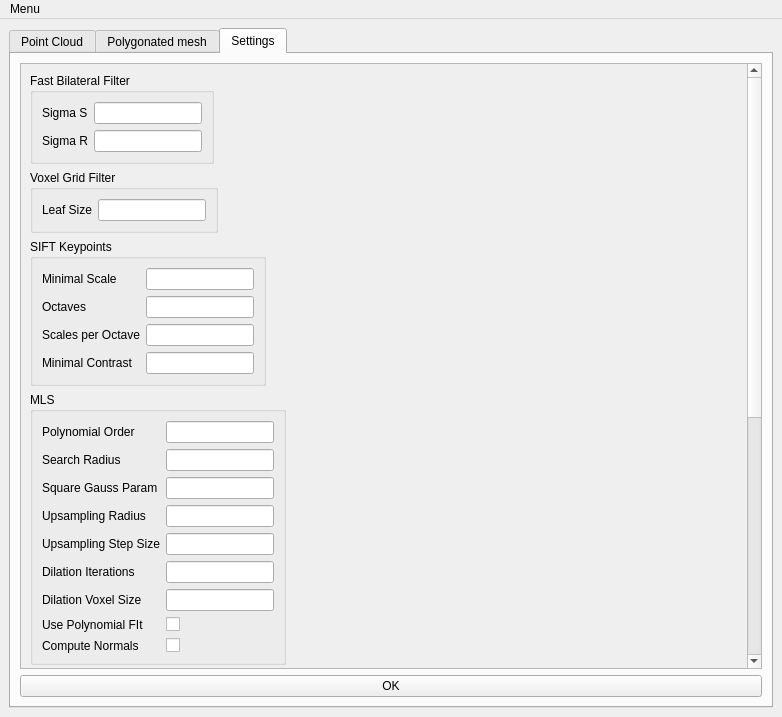
The window that src/application.ui (sknot-rh/RoomScanner) describes before a commit, drawn with Qt 5.
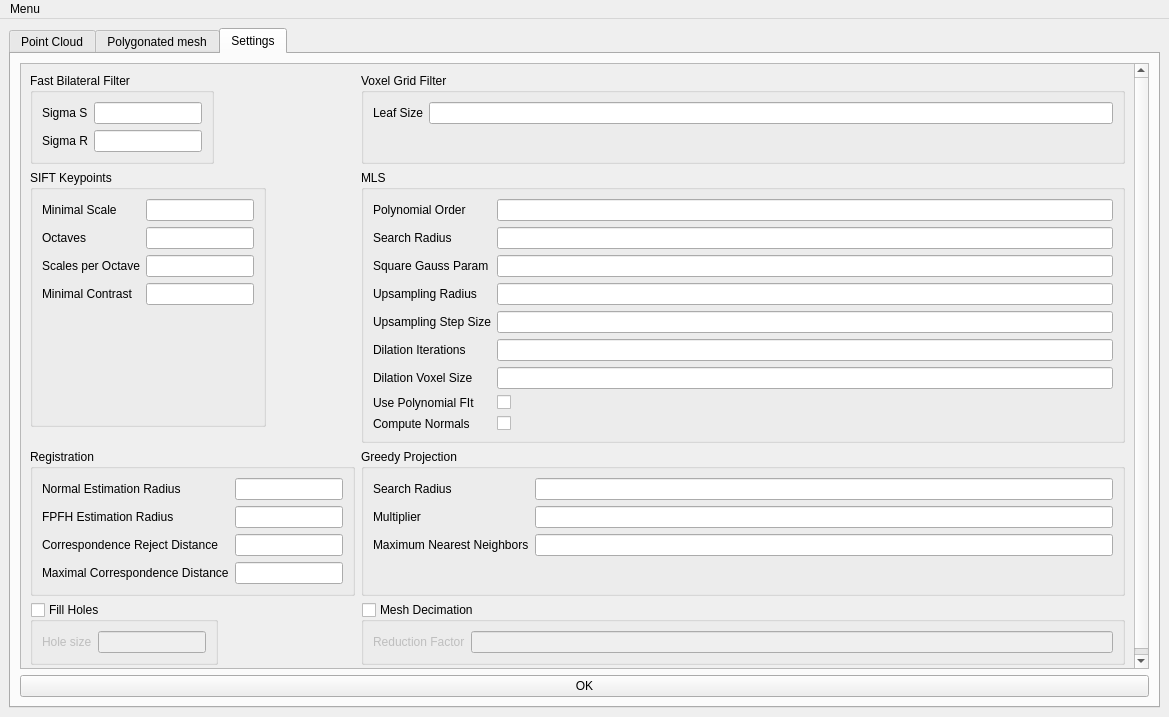
The same window after the commit. The open tabs and pages were chosen to show the change. Custom widgets are drawn as their Qt base class.

Patch:
```diff
--- a/src/application.ui
+++ b/src/application.ui
@@ -6,7 +6,7 @@
    <rect>
     <x>0</x>
     <y>0</y>
-    <width>782</width>
+    <width>1169</width>
     <height>717</height>
    </rect>
   </property>
@@ -197,9 +197,9 @@
            <property name="geometry">
             <rect>
              <x>0</x>
-             <y>-440</y>
+             <y>0</y>
              <width>726</width>
-             <height>1044</height>
+             <height>770</height>
             </rect>
            </property>
            <layout class="QFormLayout" name="formLayout">
@@ -227,7 +227,58 @@
                 </widget>
                </item>
                <item row="1" column="1">
-                <widget class="QLineEdit" name="lineEdit_FBSigmaR"/>
+                <widget class="QLineEdit" name="lineEdit_FBSigmaR">
+                 <property name="text">
+                  <string/>
+                 </property>
+                 <property name="alignment">
+                  <set>Qt::AlignRight|Qt::AlignTrailing|Qt::AlignVCenter</set>
+                 </property>
+                </widget>
+               </item>
+              </layout>
+             </widget>
+            </item>
+            <item row="9" column="0">
+             <widget class="QGroupBox" name="groupBox_6">
+              <property name="title">
+               <string>Fill Holes</string>
+              </property>
+              <property name="checkable">
+               <bool>true</bool>
+              </property>
+              <property name="checked">
+               <bool>false</bool>
+              </property>
+              <layout class="QFormLayout" name="formLayout_7">
+               <item row="0" column="0">
+                <widget class="QLabel" name="label_11">
+                 <property name="text">
+                  <string>Hole size</string>
+                 </property>
+                </widget>
+               </item>
+               <item row="0" column="1">
+                <widget class="QLineEdit" name="lineEdit_HOLsize"/>
+               </item>
+              </layout>
+             </widget>
+            </item>
+            <item row="0" column="1">
+             <widget class="QGroupBox" name="groupBox_3">
+              <property name="title">
+               <string>Voxel Grid Filter</string>
+              </property>
+              <layout class="QFormLayout" name="formLayout_3">
+               <item row="0" column="1">
+                <widget class="QLineEdit" name="lineEdit_VGleaf"/>
+               </item>
+               <item row="0" column="0">
+                <widget class="QLabel" name="label_5">
+                 <property name="text">
+                  <string>Leaf Size</string>
+                 </property>
+                </widget>
                </item>
               </layout>
              </widget>
@@ -281,7 +332,7 @@
               </layout>
              </widget>
             </item>
-            <item row="5" column="0">
+            <item row="2" column="1">
              <widget class="QGroupBox" name="groupBox">
               <property name="title">
                <string>MLS</string>
@@ -388,7 +439,7 @@
               </layout>
              </widget>
             </item>
-            <item row="7" column="0">
+            <item row="6" column="1">
              <widget class="QGroupBox" name="groupBox_4">
               <property name="title">
                <string>Greedy Projection</string>
@@ -427,30 +478,17 @@
               </layout>
              </widget>
             </item>
-            <item row="9" column="0">
-             <widget class="QGroupBox" name="groupBox_6">
-              <property name="title">
-               <string>Fill Holes</string>
-              </property>
-              <layout class="QFormLayout" name="formLayout_7">
-               <item row="0" column="0">
-                <widget class="QLabel" name="label_11">
-                 <property name="text">
-                  <string>Hole size</string>
-                 </property>
-                </widget>
-               </item>
-               <item row="0" column="1">
-                <widget class="QLineEdit" name="lineEdit_HOLsize"/>
-               </item>
-              </layout>
-             </widget>
-            </item>
-            <item row="10" column="0">
+            <item row="9" column="1">
              <widget class="QGroupBox" name="groupBox_7">
               <property name="title">
                <string>Mesh Decimation</string>
               </property>
+              <property name="checkable">
+               <bool>true</bool>
+              </property>
+              <property name="checked">
+               <bool>false</bool>
+              </property>
               <layout class="QFormLayout" name="formLayout_9">
                <item row="0" column="0">
                 <widget class="QLabel" name="label_25">
@@ -465,25 +503,6 @@
               </layout>
              </widget>
             </item>
-            <item row="1" column="0">
-             <widget class="QGroupBox" name="groupBox_3">
-              <property name="title">
-               <string>Voxel Grid Filter</string>
-              </property>
-              <layout class="QFormLayout" name="formLayout_3">
-               <item row="0" column="0">
-                <widget class="QLabel" name="label_5">
-                 <property name="text">
-                  <string>Leaf Size</string>
-                 </property>
-                </widget>
-               </item>
-               <item row="0" column="1">
-                <widget class="QLineEdit" name="lineEdit_VGleaf"/>
-               </item>
-              </layout>
-             </widget>
-            </item>
             <item row="6" column="0">
              <widget class="QGroupBox" name="groupBox_5">
               <property name="title">
@@ -499,8 +518,11 @@
                </item>
                <item row="0" column="1">
                 <widget class="QLineEdit" name="lineEdit_REGnormals">
+                 <property name="inputMask">
+                  <string/>
+                 </property>
                  <property name="text">
-                  <string> </string>
+                  <string/>
                  </property>
                 </widget>
                </item>
@@ -559,8 +581,8 @@
     <rect>
      <x>0</x>
      <y>0</y>
-     <width>782</width>
-     <height>19</height>
+     <width>1169</width>
+     <height>25</height>
     </rect>
    </property>
    <widget class="QMenu" name="menuMenu">
```
Left out of the diff: 54 changed lines with no effect on the pictures.
